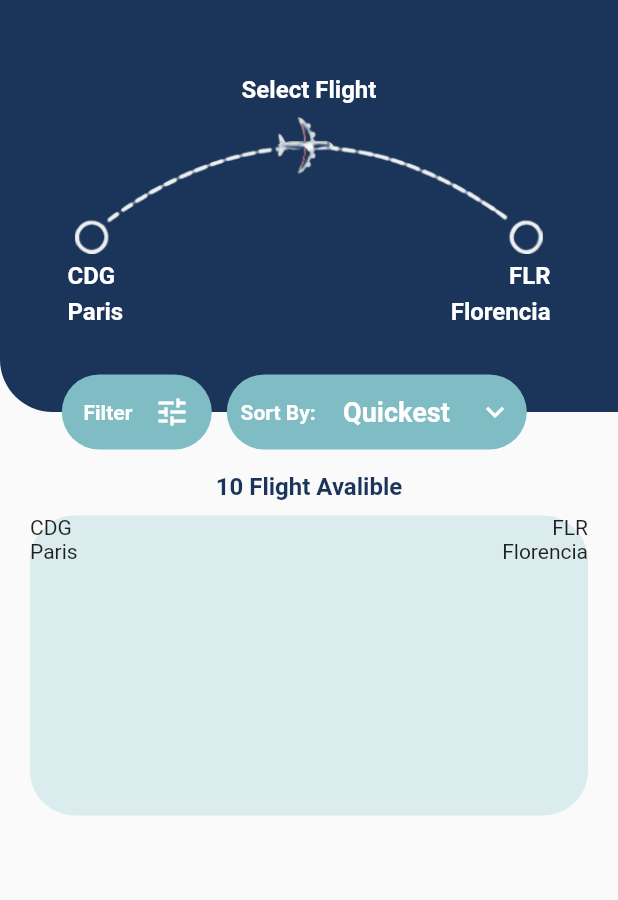
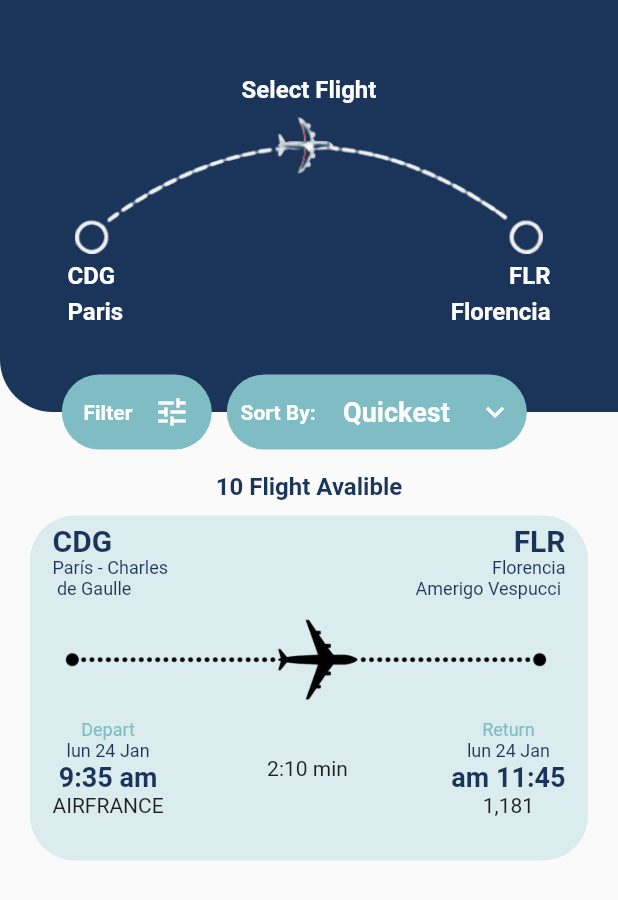
Before and after one commit to Bfiq/BfiqAirlines, a Flutter app: the FlightsScreen screen opened by its route, on a phone screen of 412 x 824 dp. Shown: the top 900 px of the screen. Run offline on Flutter 3.47's test engine with Material 2 defaults, Android fonts, the phone set to English and light mode, and no system bars.

Commit message:
Creación del ticket y estilos extra

```diff
--- a/lib/Screens/FlightsScreen.dart
+++ b/lib/Screens/FlightsScreen.dart
@@ -1,6 +1,5 @@
 import 'package:bfiq_airlines/widgets/TextsWt.dart';
 import 'package:flutter/material.dart';
-
 import '../styles.dart';
 
 class FlightsScreen extends StatefulWidget {
@@ -144,27 +143,85 @@ class _FlightsScreenState extends State<FlightsScreen> {
                 child: Column(
                   children: [
                     Container(
-                      height: 200,
+                      //Crear el Modelo tiquete/ticket
+                      height: 230,
                       decoration: BoxDecoration(
                           color: StylesApp.secondLigthColor,
                           borderRadius: BorderRadius.circular(30)),
+                      child: Padding(
+                        padding: const EdgeInsets.symmetric(
+                            vertical: 5, horizontal: 15),
                         child: Column(
                           children: [
                             Row(
                               mainAxisAlignment: MainAxisAlignment.spaceBetween,
                               children: const [
-                              Text("CDG"),
-                              Text("FLR"),
+                                Text("CDG",
+                                    style: StylesApp
+                                        .boldWord20), //Acronimo de la ciudad de salida
+                                Text("FLR",
+                                    style: StylesApp
+                                        .boldWord20), //Acronimo de la ciudad de destino
                               ],
                             ),
                             Row(
                               mainAxisAlignment: MainAxisAlignment.spaceBetween,
                               children: const [
-                              Text("Paris"),
-                              Text("Florencia"),
+                                Text(
+                                    "París - Charles \n de Gaulle", //Nombre del aeropuerto de salida
+                                    style: StylesApp.standardWord12),
+                                Text(
+                                    "Florencia \n Amerigo Vespucci", //Nombre del aeropuerto de destino
+                                    textDirection: TextDirection.rtl,
+                                    style: StylesApp.standardWord12),
+                              ],
+                            ),
+                            Image.asset(
+                              "assets/flyRoute.png",
+                              height: 80,
+                            ),
+                            Row(
+                              mainAxisAlignment: MainAxisAlignment.spaceBetween,
+                              children: [
+                                Column(
+                                  children: [
+                                    TextTicket(
+                                        text: "Depart",
+                                        style: 2,
+                                        directionR: false),
+                                    TextTicket(
+                                        text: "lun 24 Jan",
+                                        directionR: false), //fecha de salida
+                                    TextTicket(
+                                        text: "9:35 am",
+                                        style: 3,
+                                        directionR: false), //hora de salida
+                                    const Text("AIRFRANCE"),
+                                  ],
+                                ),
+                                const Text(
+                                    "2:10 min"), //Tiempo estimado del vuelo
+                                Column(
+                                  children: [
+                                    TextTicket(
+                                      text: "Return",
+                                      style: 2,
+                                    ),
+                                    TextTicket(
+                                      text: "lun 24 Jan",
+                                      style: 1,
+                                    ), //Fecha de llegada
+                                    TextTicket(
+                                      text: "11:45 am",
+                                      style: 3,
+                                    ), //hora de llegada
+                                    const Text("1,181"), //precio del ticket
+                                  ],
+                                )
                               ],
                             ),
                           ],
+                        ),
                       ),
                     )
                   ],
@@ -176,4 +233,29 @@ class _FlightsScreenState extends State<FlightsScreen> {
       ),
     );
   }
+
+  //Separar el widget ticket y pasarle el modelo
+
+  Widget TextTicket({String text = "", int style = 1, bool directionR = true}) {
+    //selección de estilo
+    TextStyle? styleText = null;
+
+    if (style == 1) {
+      styleText = StylesApp.standardWord12;
     }
+
+    if (style == 2) {
+      styleText = StylesApp.standardSecondWord12;
+    }
+
+    if (style == 3) {
+      styleText = StylesApp.boldWord18;
+    }
+
+    return Text(
+      text,
+      textDirection: directionR ? TextDirection.rtl : TextDirection.ltr,
+      style: styleText,
+    );
+  }
+}
--- a/lib/styles.dart
+++ b/lib/styles.dart
@@ -13,4 +13,16 @@ class StylesApp {
   ButtonStyle selectedButton = const ButtonStyle(
       backgroundColor: MaterialStatePropertyAll(secondColor),
       textStyle: MaterialStatePropertyAll(TextStyle(color: primaryColor)));
+
+  static const TextStyle boldWord20 = TextStyle(
+      color: StylesApp.primaryColor, fontWeight: FontWeight.bold, fontSize: 20);
+
+  static const TextStyle boldWord18 = TextStyle(
+      color: StylesApp.primaryColor, fontWeight: FontWeight.bold, fontSize: 18);
+
+  static const TextStyle standardWord12 =
+      TextStyle(color: StylesApp.primaryColor, fontSize: 12);
+
+  static const TextStyle standardSecondWord12 =
+      TextStyle(color: StylesApp.secondColor, fontSize: 12);
 }
--- /dev/null
+++ b/pendientes.txt
@@ -0,0 +1,4 @@
+1. Agregar imagen del mapamundi
+2. Crear el módelo ticket
+3. Separar el componente/widget ticket
+4. Mejorar las imagenes
```
Also changed, not shown: assets/flyRoute.png (added). Lines whose indentation alone changed are shown as unchanged.
